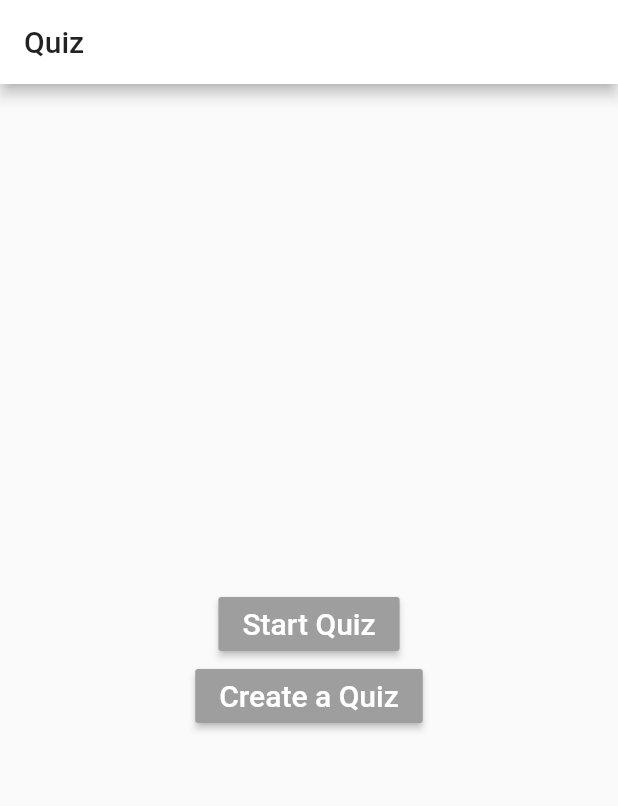
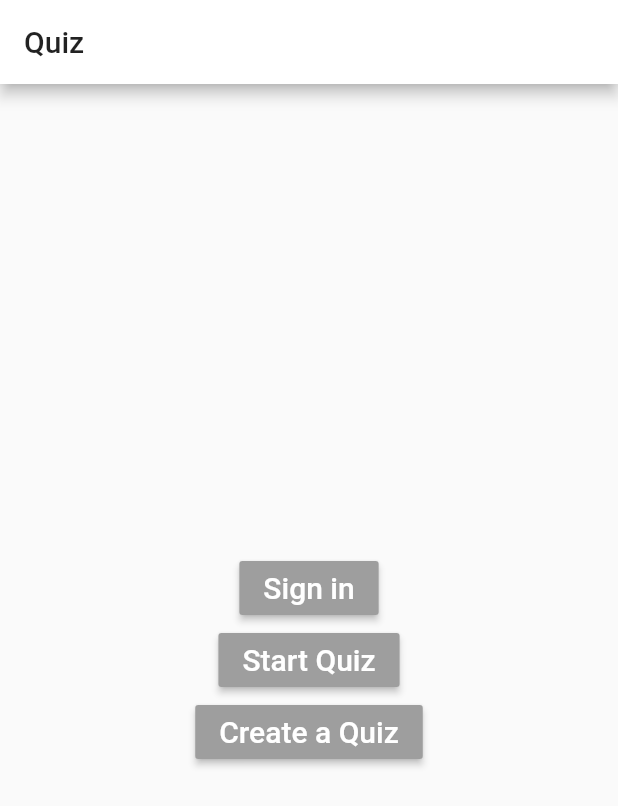
Before and after one commit to garganmol111/GBL-Quiz, a Flutter app: the screen it shows after launch, on a phone screen of 412 x 824 dp. Shown: the top 806 px of the screen. Run offline on Flutter 3.47's test engine with Material 2 defaults, Android fonts, the phone set to English and light mode, and no system bars.

```diff
--- a/lib/gamebutton.dart
+++ b/lib/gamebutton.dart
@@ -3,7 +3,7 @@ import 'quizquestions.dart';
 
 class GameButton extends StatelessWidget {
   final int id;
-  final Function(int, int) onPressed;
+  final Function(int, int, BuildContext) onPressed;
   final bool playing;
   final bool crossed;
   final int answerStatus;
@@ -26,7 +26,7 @@ class GameButton extends StatelessWidget {
     if(this.value != 0) {
       return FlatButton(
         color: decideColor(),
-        onPressed: (){onPressed(this.value, this.id);},
+        onPressed: (){onPressed(this.value, this.id, context);},
         child: Stack(
           children: <Widget>[
             // Visibility(
--- a/lib/main.dart
+++ b/lib/main.dart
@@ -24,8 +24,6 @@ class HomePage extends StatefulWidget {
 
 class _HomePageState extends State<HomePage> {
 
-  //-----------------------
-
   @override
   Widget build(BuildContext context) {
     return Scaffold(
@@ -36,6 +34,26 @@ class _HomePageState extends State<HomePage> {
         child: new Column(
           mainAxisAlignment: MainAxisAlignment.center,
           children: <Widget>[
+            new Row(
+              mainAxisAlignment:MainAxisAlignment.center,
+              children: <Widget>[
+                RaisedButton(
+                  color: Colors.grey,
+                  onPressed: () {
+                    Navigator.push(context, MaterialPageRoute(
+                      builder: (context) => TambolaTicket()
+                    ));
+                  },
+                  child: Text(
+                    "Sign in",
+                    style: TextStyle(
+                      color: Colors.white,
+                      fontSize: 20.0,
+                    )
+                  ),
+                ),
+              ]
+            ),
             new Row(
               mainAxisAlignment:MainAxisAlignment.center,
               children: <Widget>[
```
Also changed, not shown: lib/tambola.dart (+44 -36 lines), lib/builddialog.dart (line endings or trailing spaces).
